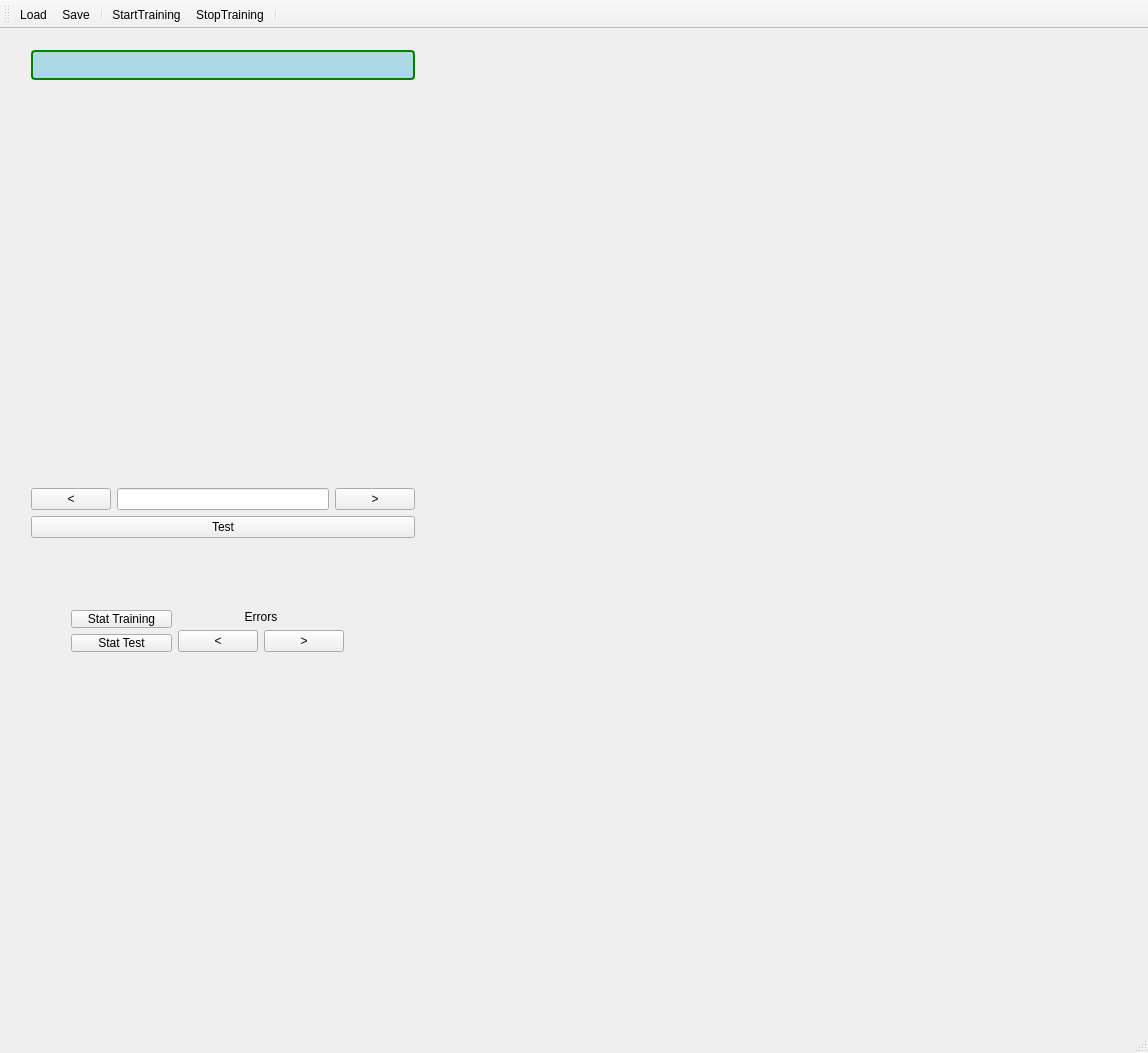
Before: the Qt Designer form rgNN/rgNN/mainwindow.ui in arielbernal/research, drawn with Qt 5.
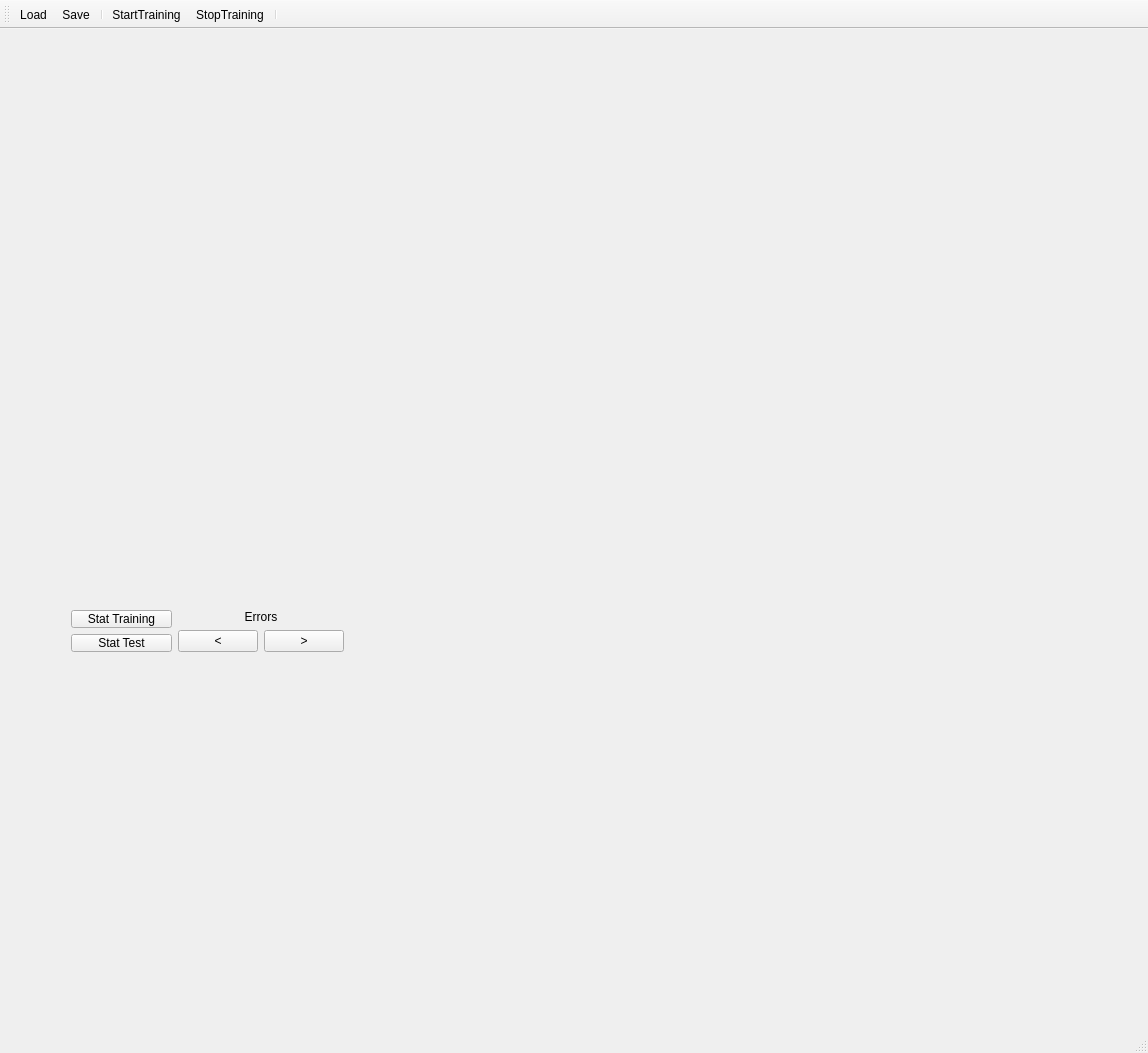
After: the same form once the commit is applied. Icons and pictures are not drawn. Custom widgets are drawn as their Qt base class.

What changed in the file:
```diff
--- a/rgNN/rgNN/mainwindow.ui
+++ b/rgNN/rgNN/mainwindow.ui
@@ -14,97 +14,6 @@
    <string>MainWindow</string>
   </property>
   <widget class="QWidget" name="centralWidget">
-   <widget class="QWidget" name="layoutWidget">
-    <property name="geometry">
-     <rect>
-      <x>20</x>
-      <y>10</y>
-      <width>406</width>
-      <height>510</height>
-     </rect>
-    </property>
-    <layout class="QVBoxLayout" name="verticalLayout_4">
-     <item>
-      <layout class="QVBoxLayout" name="verticalLayout_2">
-       <item>
-        <layout class="QVBoxLayout" name="verticalLayout">
-         <item>
-          <widget class="QLabel" name="lbLabel">
-           <property name="maximumSize">
-            <size>
-             <width>10000</width>
-             <height>50</height>
-            </size>
-           </property>
-           <property name="font">
-            <font>
-             <pointsize>14</pointsize>
-             <weight>75</weight>
-             <bold>true</bold>
-            </font>
-           </property>
-           <property name="styleSheet">
-            <string notr="true">border: 2px solid green;
-     border-radius: 4px;
-     padding: 2px;
- background-color: lightblue;</string>
-           </property>
-           <property name="text">
-            <string/>
-           </property>
-           <property name="alignment">
-            <set>Qt::AlignCenter</set>
-           </property>
-          </widget>
-         </item>
-         <item>
-          <widget class="SimpleGLWidget" name="glDigit" native="true">
-           <property name="minimumSize">
-            <size>
-             <width>400</width>
-             <height>400</height>
-            </size>
-           </property>
-          </widget>
-         </item>
-        </layout>
-       </item>
-       <item>
-        <layout class="QHBoxLayout" name="horizontalLayout">
-         <item>
-          <widget class="QPushButton" name="btnPrev">
-           <property name="text">
-            <string>&lt;</string>
-           </property>
-          </widget>
-         </item>
-         <item>
-          <widget class="QLineEdit" name="edId">
-           <property name="alignment">
-            <set>Qt::AlignRight|Qt::AlignTrailing|Qt::AlignVCenter</set>
-           </property>
-          </widget>
-         </item>
-         <item>
-          <widget class="QPushButton" name="btnNext">
-           <property name="text">
-            <string>&gt;</string>
-           </property>
-          </widget>
-         </item>
-        </layout>
-       </item>
-      </layout>
-     </item>
-     <item>
-      <widget class="QPushButton" name="btnTest">
-       <property name="text">
-        <string>Test</string>
-       </property>
-      </widget>
-     </item>
-    </layout>
-   </widget>
    <widget class="QWidget" name="layoutWidget">
     <property name="geometry">
      <rect>
@@ -149,7 +58,7 @@
      </item>
     </layout>
    </widget>
-   <widget class="QWidget" name="">
+   <widget class="QWidget" name="layoutWidget">
     <property name="geometry">
      <rect>
       <x>60</x>
@@ -285,12 +194,6 @@
  </widget>
  <layoutdefault spacing="6" margin="11"/>
  <customwidgets>
-  <customwidget>
-   <class>SimpleGLWidget</class>
-   <extends>QWidget</extends>
-   <header>oglTools/simpleglwidget.h</header>
-   <container>1</container>
-  </customwidget>
   <customwidget>
    <class>QCustomPlot</class>
    <extends>QWidget</extends>
```
Left out of the diff: 2 changed lines with no effect on the pictures.
